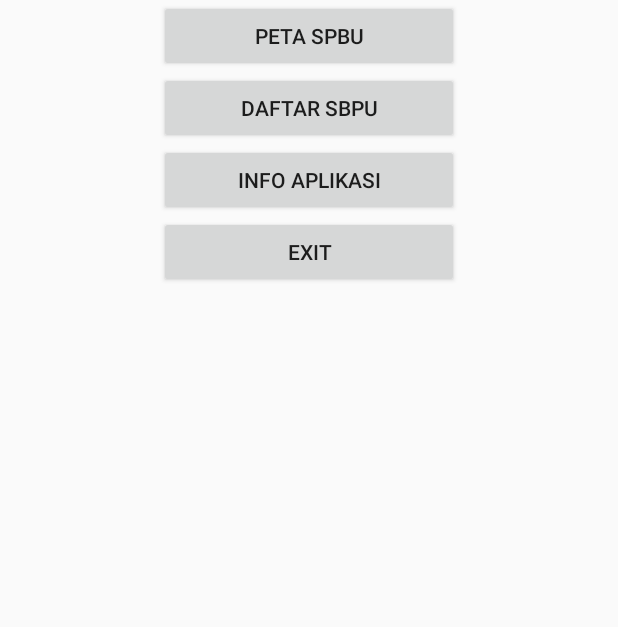
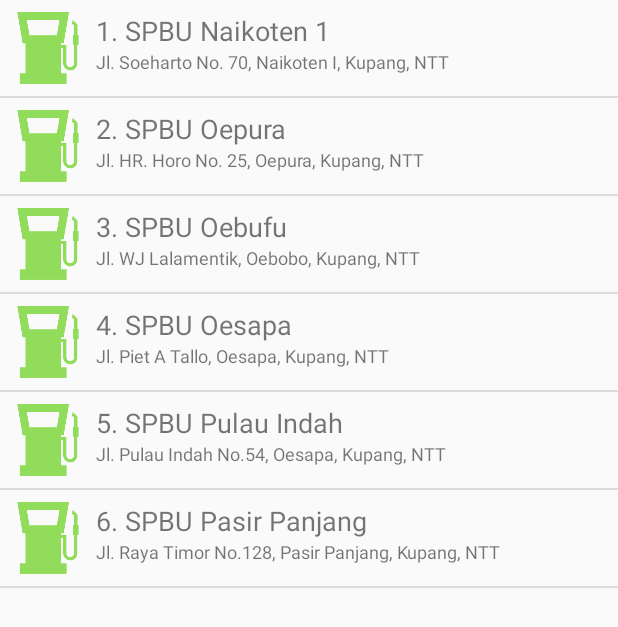
Before and after one commit to arthurnumen/kupang-public-area, an Android app: the MainActivity screen opened directly, with no data from a screen before it, after a tap on "DAFTAR SBPU", on a phone screen of 412 x 824 dp. Shown: the top 627 px of the screen. Run offline under Robolectric (Android 15) with nearby library versions, the phone set to English and light mode, and no system bars.

Commit message:
update daftar spbu

```diff
--- a/app/src/main/AndroidManifest.xml
+++ b/app/src/main/AndroidManifest.xml
@@ -51,6 +51,10 @@
             android:label="@string/title_activity_maps">
         </activity>
         <activity
+            android:name="com.example.app.kupangpublicarea.SPBUListActivity"
+            android:label="@string/title_activity_maps">
+        </activity>
+        <activity
             android:name="com.example.app.kupangpublicarea.AboutActivity"
             android:label="@string/title_activity_maps">
         </activity>
--- /dev/null
+++ b/app/src/main/java/com/example/app/kupangpublicarea/ListAdapter.java
@@ -0,0 +1,54 @@
+package com.example.app.kupangpublicarea;
+
+import android.app.Activity;
+import android.view.LayoutInflater;
+import android.view.View;
+import android.view.ViewGroup;
+import android.widget.ArrayAdapter;
+import android.widget.ImageView;
+import android.widget.TextView;
+
+import java.util.ArrayList;
+
+public class ListAdapter extends ArrayAdapter<Phone> {
+
+    private ArrayList<Phone> list;
+    private Activity act;
+
+    public ListAdapter(Activity context, ArrayList<Phone> objects) {
+        super(context, R.layout.item, objects);
+        this.list = objects;
+        this.act = context;
+    }
+
+    static class ViewHolder {
+        protected ImageView icon;
+        protected TextView nama;
+        protected TextView keterangan;
+    }
+
+    @Override
+    public View getView(int position, View convertView, ViewGroup parent) {
+        View view = convertView;
+        if (view == null) {
+            LayoutInflater inflater = act.getLayoutInflater();
+            view = inflater.inflate(R.layout.item, null);
+
+            ViewHolder holder = new ViewHolder();
+            holder.icon = (ImageView) view.findViewById(R.id.item_icon);
+            holder.nama = (TextView) view.findViewById(R.id.item_nama);
+            holder.keterangan = (TextView) view
+                    .findViewById(R.id.item_keterangan);
+            view.setTag(holder);
+        }
+
+        ViewHolder holder = (ViewHolder) view.getTag();
+        Phone phone = list.get(position);
+
+        holder.icon.setImageResource(R.drawable.info);
+        holder.nama.setText(phone.getName());
+        holder.keterangan.setText(phone.getBrand());
+
+        return view;
+    }
+}
--- a/app/src/main/java/com/example/app/kupangpublicarea/MainActivity.java
+++ b/app/src/main/java/com/example/app/kupangpublicarea/MainActivity.java
@@ -27,7 +27,8 @@ public class MainActivity extends Activity {
 
         daftarSPBU.setOnClickListener(new View.OnClickListener() {
             public void onClick(View arg0) {
-
+                Intent i = new Intent(getApplicationContext(),SPBUListActivity.class);
+                startActivity(i);
             }
         });
 
--- a/app/src/main/java/com/example/app/kupangpublicarea/MapsActivity.java
+++ b/app/src/main/java/com/example/app/kupangpublicarea/MapsActivity.java
@@ -226,12 +226,12 @@ public class MapsActivity extends FragmentActivity implements
         mMap.addMarker(new MarkerOptions()
                 .position(spbu2)
                 .icon(BitmapDescriptorFactory.fromResource(R.drawable.gps))
-                .title("SPBU Oepura").snippet("HR. Horo No. 25, Oepura, Kupang, NTT"));
+                .title("SPBU Oepura").snippet("Jl. HR. Horo No. 25, Oepura, Kupang, NTT"));
 
         mMap.addMarker(new MarkerOptions()
                 .position(spbu3)
                 .icon(BitmapDescriptorFactory.fromResource(R.drawable.gps))
-                .title("SPBU Oebufu").snippet("JL WJ Lalamentik, Oebobo, Kupang, NTT"));
+                .title("SPBU Oebufu").snippet("Jl. WJ Lalamentik, Oebobo, Kupang, NTT"));
 
         mMap.addMarker(new MarkerOptions()
                 .position(spbu4)
--- /dev/null
+++ b/app/src/main/java/com/example/app/kupangpublicarea/Phone.java
@@ -0,0 +1,28 @@
+package com.example.app.kupangpublicarea;
+
+public class Phone {
+
+    private String name;
+    private String brand;
+
+    public Phone(String name, String brand) {
+        setName(name);
+        setBrand(brand);
+    }
+
+    public String getName() {
+        return name;
+    }
+
+    public void setName(String name) {
+        this.name = name;
+    }
+
+    public String getBrand() {
+        return brand;
+    }
+
+    public void setBrand(String brand) {
+        this.brand = brand;
+    }
+}
--- /dev/null
+++ b/app/src/main/java/com/example/app/kupangpublicarea/SPBUListActivity.java
@@ -0,0 +1,43 @@
+package com.example.app.kupangpublicarea;
+
+import java.util.ArrayList;
+
+import android.os.Bundle;
+import android.app.Activity;
+import android.view.View;
+import android.widget.AdapterView;
+import android.widget.ListView;
+import android.widget.Toast;
+
+public class SPBUListActivity extends Activity {
+
+    @Override
+    protected void onCreate(Bundle savedInstanceState) {
+        super.onCreate(savedInstanceState);
+        setContentView(R.layout.list_spbu);
+
+        ArrayList<Phone> list = new ArrayList<Phone>();
+        list.add(new Phone("1. SPBU Naikoten 1", "Jl. Soeharto No. 70, Naikoten I, Kupang, NTT"));
+        list.add(new Phone("2. SPBU Oepura", "Jl. HR. Horo No. 25, Oepura, Kupang, NTT"));
+        list.add(new Phone("3. SPBU Oebufu", "Jl. WJ Lalamentik, Oebobo, Kupang, NTT"));
+        list.add(new Phone("4. SPBU Oesapa", "Jl. Piet A Tallo, Oesapa, Kupang, NTT"));
+        list.add(new Phone("5. SPBU Pulau Indah", "Jl. Pulau Indah No.54, Oesapa, Kupang, NTT"));
+        list.add(new Phone("6. SPBU Pasir Panjang", "Jl. Raya Timor No.128, Pasir Panjang, Kupang, NTT"));
+
+
+        ListAdapter adapter = new ListAdapter(this, list);
+
+        ListView listView = (ListView) findViewById(R.id.id_list);
+        listView.setAdapter(adapter);
+
+        listView.setOnItemClickListener(new AdapterView.OnItemClickListener() {
+
+            @Override
+            public void onItemClick(AdapterView<?> arg0, View arg1,
+                                    int position, long arg3) {
+                Toast.makeText(SPBUListActivity.this, "DAFTAR SPBU Kupang",
+                        Toast.LENGTH_SHORT).show();
+            }
+        });
+    }
+}
--- /dev/null
+++ b/app/src/main/res/layout/item.xml
@@ -0,0 +1,34 @@
+<?xml version="1.0" encoding="utf-8"?>
+<LinearLayout xmlns:android="http://schemas.android.com/apk/res/android"
+    android:layout_width="match_parent"
+    android:layout_height="match_parent"
+    android:orientation="horizontal"
+    android:padding="8dp" >
+
+    <ImageView
+        android:id="@+id/item_icon"
+        android:layout_width="48dp"
+        android:layout_height="48dp"
+        android:layout_marginRight="8dp" />
+
+    <LinearLayout
+        android:layout_width="match_parent"
+        android:layout_height="wrap_content"
+        android:orientation="vertical" >
+
+        <TextView
+            android:id="@+id/item_nama"
+            android:layout_width="wrap_content"
+            android:layout_height="wrap_content"
+            android:text="Nama SPBU"
+            android:textSize="18sp" />
+
+        <TextView
+            android:id="@+id/item_keterangan"
+            android:layout_width="wrap_content"
+            android:layout_height="wrap_content"
+            android:text="Nama Jalan"
+            android:textSize="12sp" />
+    </LinearLayout>
+
+</LinearLayout>
--- /dev/null
+++ b/app/src/main/res/layout/list_spbu.xml
@@ -0,0 +1,13 @@
+<?xml version="1.0" encoding="utf-8"?>
+<LinearLayout xmlns:android="http://schemas.android.com/apk/res/android"
+    android:orientation="vertical"
+    android:layout_width="match_parent"
+    android:layout_height="match_parent">
+
+    <ListView
+        android:id="@+id/id_list"
+        android:layout_width="match_parent"
+        android:layout_height="match_parent" >
+    </ListView>
+
+</LinearLayout>
```
